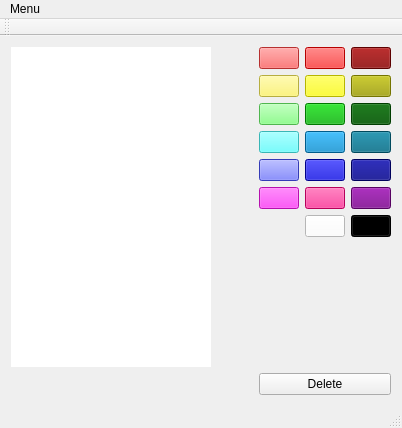
Before: the Qt Designer form PietIDE_GUI/mainwindow.ui in LisGein/LinuxCppLessons, drawn with Qt 5.
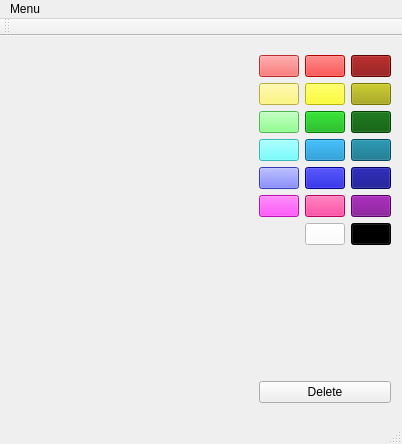
After: the same form once the commit is applied.

The edit to the form file:
```diff
--- a/PietIDE_GUI/mainwindow.ui
+++ b/PietIDE_GUI/mainwindow.ui
@@ -7,7 +7,7 @@
     <x>0</x>
     <y>0</y>
     <width>402</width>
-    <height>411</height>
+    <height>444</height>
    </rect>
   </property>
   <property name="windowTitle">
@@ -295,7 +295,7 @@
          </size>
         </property>
         <property name="styleSheet">
-         <string notr="true">background-color: rgb(255, 255, 255);</string>
+         <string notr="true"/>
         </property>
         <property name="text">
          <string/>
```
